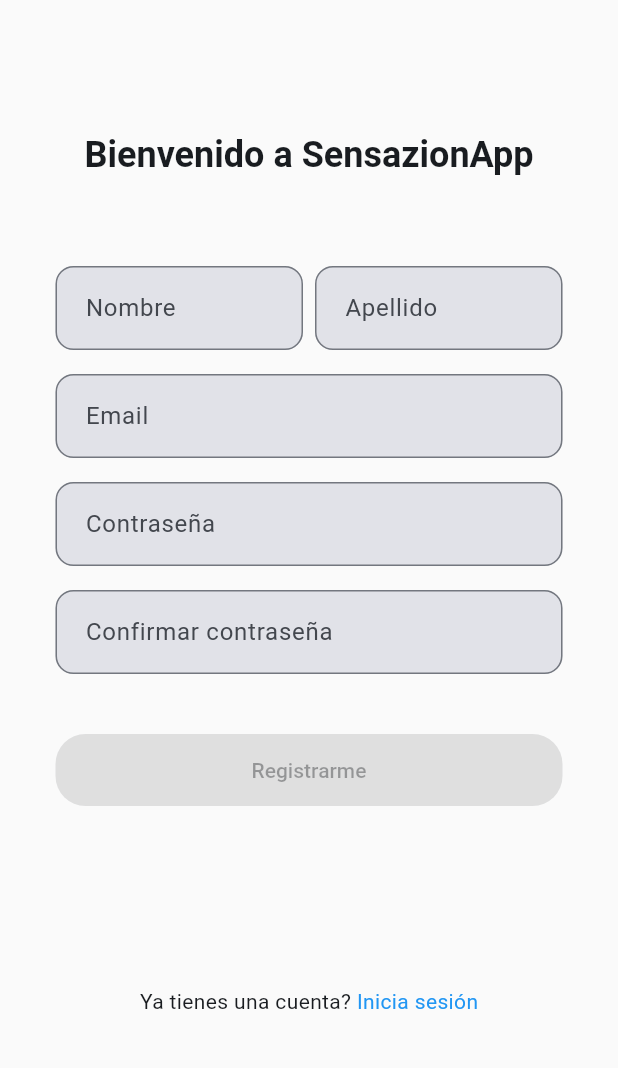
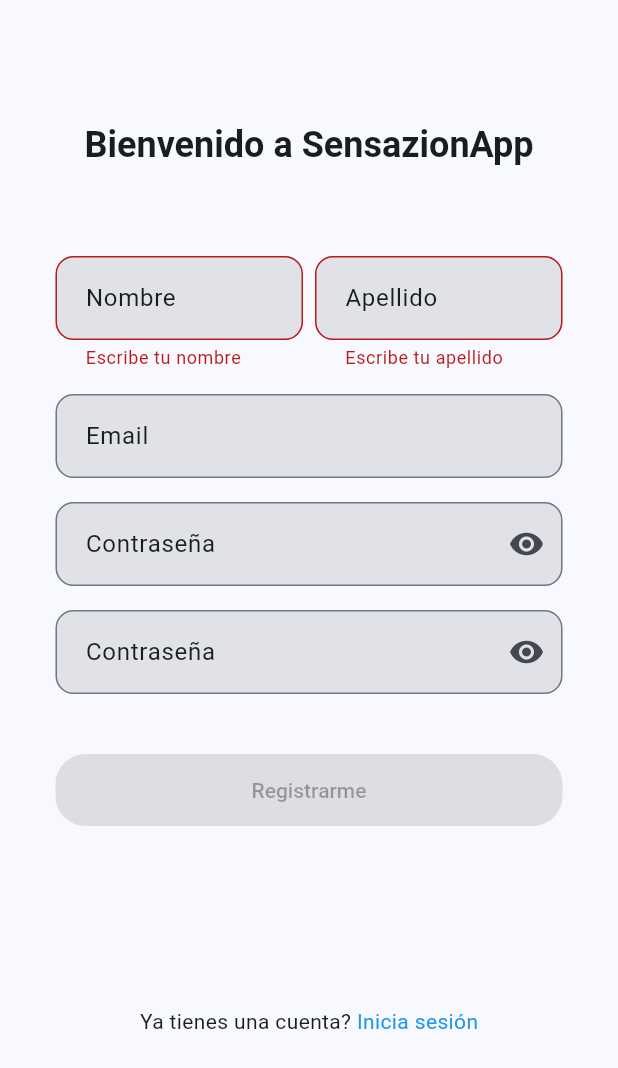
Before and after one commit to arkantrust/sensazion_app, a Flutter app: the SignUpPage screen opened by its route, on a phone screen of 412 x 824 dp. Shown: the top 1068 px of the screen. Run offline on Flutter 3.47's test engine with Material 3 defaults, Android fonts, the phone set to English and light mode, and no system bars; our stand-ins replace auto_size_text, bloc, equatable, flutter_bloc, flutter_dotenv, formz and 4 more; missing offline and left inert: flutter_avif; accounts and stored records are empty; statements that could not run were skipped.

Commit message:
feat(auth): enhance sign-in and sign-up UI
- Added better components with feedback on field errors like insufficient characters in a password
- Componetized many duplicated UI elements into reusabale widgets

```diff
--- a/lib/src/authentication/views/sign_up_page.dart
+++ b/lib/src/authentication/views/sign_up_page.dart
@@ -8,6 +8,7 @@ import 'package:formz/formz.dart';
 import 'package:sensazion_app/src/app/snack_bar.dart';
 import 'package:sensazion_app/src/config/service_locator.dart';
 import 'package:sensazion_app/src/authentication/authentication.dart';
+import 'package:sensazion_app/src/components/components.dart';
 
 class SignUpPage extends StatelessWidget {
   const SignUpPage({super.key});
@@ -20,7 +21,7 @@ class SignUpPage extends StatelessWidget {
   Widget build(BuildContext context) {
     return SafeArea(
       child: Scaffold(
-        backgroundColor: Colors.grey[50],
+        backgroundColor: Theme.of(context).colorScheme.surface,
         body: Padding(
           padding: const EdgeInsets.all(12),
           child: BlocProvider(
@@ -37,61 +38,144 @@ class SignUpPage extends StatelessWidget {
               },
               child: Align(
                 alignment: const Alignment(0, -1 / 3),
-                child: SingleChildScrollView(
+                child: BlocBuilder<SignUpBloc, SignUpState>(
+                  builder: (context, state) {
+                    return SingleChildScrollView(
                       child: Column(
                         mainAxisSize: MainAxisSize.min,
                         children: [
-                      // TODO: Welcome
-                      const _WelcomeText(),
+                          Padding(
+                            padding: const EdgeInsets.all(8.0),
+                            child: Text(
+                              'Bienvenido a SensazionApp',
+                              textScaler: MediaQuery.textScalerOf(context),
+                              textAlign: TextAlign.center,
+                              maxLines: 2,
+                              style: Theme.of(
+                                context,
+                              ).textTheme.headlineSmall?.copyWith(fontWeight: FontWeight.bold),
+                            ),
+                          ),
                           const SizedBox(height: 50),
 
                           // Full Name
-                      const _FullNameInput(),
+                          Padding(
+                            padding: const EdgeInsets.symmetric(horizontal: 25.0),
+                            child: Row(
+                              spacing: 8,
+                              children: [
+                                Expanded(
+                                  child: NameField(
+                                    onChanged: (first) {
+                                      context.read<SignUpBloc>().add(SignUpFirstChanged(first));
+                                    },
+                                    isEmpty: state.first.isEmpty, // TODO: Add validation
+                                    textInputAction: TextInputAction.next,
+                                    label: 'Nombre',
+                                  ),
+                                ),
+                                Expanded(
+                                  child: NameField(
+                                    onChanged: (last) {
+                                      context.read<SignUpBloc>().add(SignUpLastChanged(last));
+                                    },
+                                    isEmpty: state.last.isEmpty, // TODO: Add validation
+                                    textInputAction: TextInputAction.next,
+                                    label: 'Apellido',
+                                  ),
+                                ),
+                              ],
+                            ),
+                          ),
                           const SizedBox(height: 16),
 
                           // Email
-                      const _EmailInput(),
+                          Padding(
+                            padding: const EdgeInsets.symmetric(horizontal: 25.0),
+                            child: EmailField(
+                              onChanged: (email) {
+                                context.read<SignUpBloc>().add(SignUpEmailChanged(email));
+                              },
+                              validationError: context.select(
+                                (SignUpBloc bloc) => bloc.state.email.displayError,
+                              ),
+                              textInputAction: TextInputAction.next,
+                            ),
+                          ),
                           const SizedBox(height: 16),
 
                           // Password
-                      BlocBuilder<SignUpBloc, SignUpState>(
-                        buildWhen: (previous, current) => previous.password != current.password,
-                        builder: (context, state) {
-                          return _PasswordInput(
+                          Padding(
+                            padding: const EdgeInsets.symmetric(horizontal: 25.0),
+                            child: PasswordField(
                               onChanged: (password) {
                                 context.read<SignUpBloc>().add(SignUpPasswordChanged(password));
                               },
-                          );
+                              onSubmitted: (_) {
+                                context.read<SignUpBloc>().add(const SignUpSubmitted());
                               },
+                              validationError: context.select(
+                                (SignUpBloc bloc) => bloc.state.password.displayError,
                               ),
-
+                              textInputAction: TextInputAction.send,
+                            ),
+                          ),
                           const SizedBox(height: 16),
 
                           // Confirm Password
-                      BlocBuilder<SignUpBloc, SignUpState>(
-                        buildWhen: (previous, current) => previous.confirm != previous.confirm,
-                        builder: (context, state) {
-                          return _PasswordInput(
-                            label: 'Confirmar contraseña',
+                          Padding(
+                            padding: const EdgeInsets.symmetric(horizontal: 25.0),
+                            child: PasswordField(
                               onChanged: (confirm) {
                                 context.read<SignUpBloc>().add(SignUpConfirmChanged(confirm));
                               },
-                            textInputAction: TextInputAction.done,
-                          );
+                              onSubmitted: (_) {
+                                context.read<SignUpBloc>().add(const SignUpSubmitted());
                               },
+                              validationError: context.select(
+                                (SignUpBloc bloc) => bloc.state.confirm.displayError,
                               ),
-
+                              textInputAction: TextInputAction.send,
+                            ),
+                          ),
                           const SizedBox(height: 40),
 
                           // Sign Up
-                      _SignUpButton(),
-
+                          ThemedTextButton(
+                            isInProgressOrSuccess: context.select(
+                              (SignUpBloc bloc) => bloc.state.status.isInProgressOrSuccess,
+                            ),
+                            onPressed:
+                                context.select((SignUpBloc bloc) => bloc.state.isValid)
+                                    ? () => context.read<SignUpBloc>().add(const SignUpSubmitted())
+                                    : null,
+                            text: 'Registrarme',
+                          ),
                           const SizedBox(height: 120),
 
-                      // TODO: Already have an account? Sign In
-                      const _SignInButton(),
+                          // Already have an account? Sign In
+                          RichText(
+                            textScaler: MediaQuery.textScalerOf(context),
+                            text: TextSpan(
+                              text: 'Ya tienes una cuenta? ',
+                              style: Theme.of(context).textTheme.bodyMedium,
+                              children: [
+                                TextSpan(
+                                  recognizer:
+                                      TapGestureRecognizer()
+                                        ..onTap = () => context.go(SignInPage.route().path),
+                                  style: Theme.of(
+                                    context,
+                                  ).textTheme.bodyMedium?.copyWith(color: Colors.blue),
+                                  text: 'Inicia sesión',
+                                ),
                               ],
                             ),
+                          ),
+                        ],
+                      ),
+                    );
+                  },
                 ),
               ),
             ),
@@ -101,161 +185,3 @@ class SignUpPage extends StatelessWidget {
     );
   }
 }
-
-class _WelcomeText extends StatelessWidget {
-  const _WelcomeText();
-
-  @override
-  Widget build(BuildContext context) {
-    return Padding(
-      padding: const EdgeInsets.all(8.0),
-      child: Text(
-        'Bienvenido a SensazionApp',
-        style: Theme.of(context).textTheme.headlineSmall?.copyWith(fontWeight: FontWeight.bold),
-      ),
-    );
-  }
-}
-
-class _NameInput extends StatelessWidget {
-  const _NameInput({required this.onChanged, required this.label});
-
-  final String label;
-  final void Function(String) onChanged;
-
-  @override
-  Widget build(BuildContext context) {
-    return Expanded(
-      child: TextField(
-        onChanged: onChanged,
-        enableSuggestions: true,
-        textCapitalization: TextCapitalization.words,
-        textInputAction: TextInputAction.done,
-        decoration: InputDecoration(labelText: label, border: const OutlineInputBorder()),
-      ),
-    );
-  }
-}
-
-class _FullNameInput extends StatelessWidget {
-  const _FullNameInput();
-
-  @override
-  Widget build(BuildContext context) {
-    return Padding(
-      padding: const EdgeInsets.symmetric(horizontal: 25.0),
-      child: Row(
-        spacing: 8,
-        children: [
-          _NameInput(
-            onChanged: (first) {
-              context.read<SignUpBloc>().add(SignUpFirstChanged(first));
-            },
-            label: 'Nombre',
-          ),
-          _NameInput(
-            onChanged: (last) {
-              context.read<SignUpBloc>().add(SignUpLastChanged(last));
-            },
-            label: 'Apellido',
-          ),
-        ],
-      ),
-    );
-  }
-}
-
-class _EmailInput extends StatelessWidget {
-  const _EmailInput();
-
-  @override
-  Widget build(BuildContext context) {
-    return BlocBuilder<SignUpBloc, SignUpState>(
-      buildWhen: (previous, current) => previous.email != current.email,
-      builder: (context, state) {
-        return Padding(
-          padding: const EdgeInsets.symmetric(horizontal: 25.0),
-          child: TextField(
-            onChanged: (email) {
-              context.read<SignUpBloc>().add(SignUpEmailChanged(email));
-            },
-            keyboardType: TextInputType.emailAddress,
-            enableSuggestions: true,
-            textInputAction: TextInputAction.next,
-            decoration: InputDecoration(labelText: 'Email', border: const OutlineInputBorder()),
-          ),
-        );
-      },
-    );
-  }
-}
-
-class _PasswordInput extends StatelessWidget {
-  const _PasswordInput({required this.onChanged, String? label, TextInputAction? textInputAction})
-    : _label = label ?? 'Contraseña',
-      _textInputAction = textInputAction ?? TextInputAction.next;
-
-  final void Function(String) onChanged;
-  final String _label;
-  final TextInputAction _textInputAction;
-
-  @override
-  Widget build(BuildContext context) {
-    return Padding(
-      padding: const EdgeInsets.symmetric(horizontal: 25.0),
-      child: TextField(
-        onChanged: onChanged,
-        textInputAction: _textInputAction,
-        decoration: InputDecoration(labelText: _label, border: const OutlineInputBorder()),
-      ),
-    );
-  }
-}
-
-class _SignInButton extends StatelessWidget {
-  const _SignInButton();
-
-  @override
-  Widget build(BuildContext context) {
-    return RichText(
-      textScaler: MediaQuery.textScalerOf(context),
-      text: TextSpan(
-        text: 'Ya tienes una cuenta? ',
-        style: Theme.of(context).textTheme.bodyMedium,
-        children: [
-          TextSpan(
-            text: 'Inicia sesión',
-            style: Theme.of(context).textTheme.bodyMedium?.copyWith(color: Colors.blue),
-            recognizer: TapGestureRecognizer()..onTap = () => context.push(SignInPage.route().path),
-          ),
-        ],
-      ),
-    );
-  }
-}
-
-class _SignUpButton extends StatelessWidget {
-  @override
-  Widget build(BuildContext context) {
-    final isInProgressOrSuccess = context.select(
-      (SignUpBloc bloc) => bloc.state.status.isInProgressOrSuccess,
-    );
-
-    if (isInProgressOrSuccess) return const CircularProgressIndicator();
-
-    final isValid = context.select((SignUpBloc bloc) => bloc.state.isValid);
-
-    return Padding(
-      padding: const EdgeInsets.symmetric(horizontal: 25.0),
-      child: SizedBox(
-        width: double.infinity,
-        child: ElevatedButton(
-          key: const Key('signUpButton'),
-          onPressed: isValid ? () => context.read<SignUpBloc>().add(const SignUpSubmitted()) : null,
-          style: ElevatedButton.styleFrom(padding: const EdgeInsets.symmetric(vertical: 16)),
-          child: const Text('Registrarme'),
-        ),
-      ),
-    );
-  }
-}
--- /dev/null
+++ b/lib/src/components/components.dart
@@ -0,0 +1,5 @@
+export 'themed_text_field.dart';
+export 'email_field.dart';
+export 'password_field.dart';
+export 'name_field.dart';
+export 'themed_text_button.dart';
--- /dev/null
+++ b/lib/src/components/email_field.dart
@@ -0,0 +1,39 @@
+import 'package:flutter/material.dart';
+import 'package:sensazion_app/src/components/components.dart';
+import 'package:sensazion_app/src/models/models.dart';
+
+class EmailField extends StatelessWidget {
+  final void Function(String) onChanged;
+  final void Function(String)? onSubmitted;
+  final EmailValidationError? validationError;
+  final TextInputAction? textInputAction;
+
+  const EmailField({
+    super.key,
+    required this.onChanged,
+    required this.validationError,
+    this.onSubmitted,
+    this.textInputAction,
+  });
+
+  String? _getError(EmailValidationError? e) => switch (e) {
+    EmailValidationError.empty => 'Escribe tu email',
+    EmailValidationError.noAtSymbol => 'No incluiste un @',
+    EmailValidationError.noLocal => 'No incluiste tu nombre de usuario',
+    EmailValidationError.noDomain => 'No incluiste el dominio',
+    null => null,
+  };
+
+  @override
+  Widget build(BuildContext context) {
+    return ThemedTextField(
+      label: 'Email',
+      onChanged: onChanged,
+      onSubmitted: onSubmitted,
+      textInputAction: textInputAction,
+      error: _getError(validationError),
+      enableSuggestions: true,
+      keyboardType: TextInputType.emailAddress,
+    );
+  }
+}
--- /dev/null
+++ b/lib/src/components/name_field.dart
@@ -0,0 +1,33 @@
+import 'package:flutter/material.dart';
+import 'package:sensazion_app/src/components/components.dart';
+
+class NameField extends StatelessWidget {
+  final String label;
+  final bool isEmpty;
+  final void Function(String) onChanged;
+  final void Function(String)? onSubmitted;
+  final TextInputAction? textInputAction;
+
+  const NameField({
+    super.key,
+    required this.label,
+    required this.onChanged,
+    required this.isEmpty,
+    this.onSubmitted,
+    this.textInputAction,
+  });
+
+  @override
+  Widget build(BuildContext context) {
+    return ThemedTextField(
+      label: label,
+      onChanged: onChanged,
+      onSubmitted: onSubmitted,
+      textInputAction: textInputAction,
+      error: isEmpty ? 'Escribe tu ${label.toLowerCase()}' : null,
+      enableSuggestions: true,
+      textCapitalization: TextCapitalization.words,
+      keyboardType: TextInputType.name,
+    );
+  }
+}
--- /dev/null
+++ b/lib/src/components/password_field.dart
@@ -0,0 +1,45 @@
+import 'package:flutter/material.dart';
+
+import 'package:sensazion_app/src/models/models.dart';
+import 'themed_text_field.dart';
+
+class PasswordField extends StatelessWidget {
+  final String label;
+  final void Function(String) onChanged;
+  final void Function(String)? onSubmitted;
+  final PasswordValidationError? validationError;
+  final TextInputAction? textInputAction;
+
+  const PasswordField({
+    super.key,
+    required this.onChanged,
+    required this.validationError,
+    this.label = 'Contraseña',
+    this.onSubmitted,
+    this.textInputAction,
+  });
+
+  String? _getError(PasswordValidationError? e) => switch (e) {
+    PasswordValidationError.empty => 'Escribe tu contraseña',
+    PasswordValidationError.lessThan12Chars => 'Debe tener al menos 12 caracteres',
+    PasswordValidationError.noNumber => 'Debe incluir al menos un número',
+    PasswordValidationError.noUpper => 'Debe incluir al menos una letra mayúscula',
+    PasswordValidationError.noLower => 'Debe incluir al menos una letra minúscula',
+    PasswordValidationError.hasSpaces => 'No debe contener espacios',
+    PasswordValidationError.noSymbol => 'Debe incluir al menos un carácter especial',
+    null => null,
+  };
+
+  @override
+  Widget build(BuildContext context) {
+    return ThemedTextField(
+      label: label,
+      onChanged: onChanged,
+      onSubmitted: onSubmitted,
+      textInputAction: textInputAction,
+      error: _getError(validationError),
+      obscure: true,
+      keyboardType: TextInputType.visiblePassword,
+    );
+  }
+}
--- /dev/null
+++ b/lib/src/components/themed_text_button.dart
@@ -0,0 +1,39 @@
+import 'package:flutter/material.dart';
+
+class ThemedTextButton extends StatelessWidget {
+  final String text;
+  final bool isInProgressOrSuccess;
+  final void Function()? onPressed;
+  final double padding;
+
+  const ThemedTextButton({
+    super.key,
+    required this.text,
+    required this.isInProgressOrSuccess,
+    required this.onPressed,
+    this.padding = 25.0,
+  });
+
+  @override
+  Widget build(BuildContext context) {
+    var palette = Theme.of(context).colorScheme;
+
+    if (isInProgressOrSuccess) return const CircularProgressIndicator();
+
+    return Padding(
+      padding: EdgeInsets.symmetric(horizontal: padding),
+      child: SizedBox(
+        width: double.infinity,
+        child: ElevatedButton(
+          onPressed: onPressed,
+          style: ElevatedButton.styleFrom(
+            backgroundColor: palette.primary,
+            foregroundColor: palette.onPrimary,
+            padding: const EdgeInsets.symmetric(vertical: 16),
+          ),
+          child: Text(text),
+        ),
+      ),
+    );
+  }
+}
--- /dev/null
+++ b/lib/src/components/themed_text_field.dart
@@ -0,0 +1,82 @@
+import 'package:flutter/material.dart';
+import 'package:flutter_bloc/flutter_bloc.dart';
+
+class ThemedTextField extends StatelessWidget {
+  final String label;
+  final String? error;
+  final void Function(String) onChanged;
+  final bool obscure;
+  final void Function(String)? onSubmitted;
+  final TextInputAction? textInputAction;
+  final bool enableSuggestions;
+  final bool autocorrect;
+  final TextInputType keyboardType;
+  final TextCapitalization textCapitalization;
+
+  const ThemedTextField({
+    super.key,
+    required this.label,
+    required this.onChanged,
+    required this.error,
+    this.onSubmitted,
+    this.textInputAction,
+    this.obscure = false,
+    this.enableSuggestions = false,
+    this.autocorrect = false,
+    this.keyboardType = TextInputType.text,
+    this.textCapitalization = TextCapitalization.none,
+  });
+
+  @override
+  Widget build(BuildContext context) {
+    var palette = Theme.of(context).colorScheme;
+    return BlocProvider(
+      lazy: true,
+      create: (context) => _VisibilityCubit(),
+      child: Builder(
+        builder:
+            (context) => TextField(
+              key: key,
+              obscureText:
+                  obscure ? context.select((_VisibilityCubit cubit) => cubit.state) : false,
+              onChanged: onChanged,
+              enableSuggestions: enableSuggestions,
+              autocorrect: autocorrect,
+              keyboardType: keyboardType,
+              textCapitalization: textCapitalization,
+              textInputAction: textInputAction,
+              onSubmitted: onSubmitted,
+              decoration: InputDecoration(
+                labelText: label,
+                labelStyle: TextStyle(color: palette.onSurface),
+                suffixIcon: obscure ? _VisibilityButton() : null,
+                errorText: error,
+                errorStyle: TextStyle(color: palette.error),
+              ),
+            ),
+      ),
+    );
+  }
+}
+
+class _VisibilityCubit extends Cubit<bool> {
+  _VisibilityCubit() : super(true);
+
+  void toggle() => emit(!state);
+}
+
+class _VisibilityButton extends StatelessWidget {
+  const _VisibilityButton();
+
+  @override
+  Widget build(BuildContext context) {
+    return IconButton(
+      icon: Icon(
+        context.select((_VisibilityCubit cubit) => cubit.state)
+            ? Icons.visibility
+            : Icons.visibility_off,
+      ),
+      onPressed: () => context.read<_VisibilityCubit>().toggle(),
+    );
+  }
+}
```
Also changed, not shown: lib/src/authentication/views/sign_in_page.dart (+91 -126 lines). Lines whose indentation alone changed are shown as unchanged.
